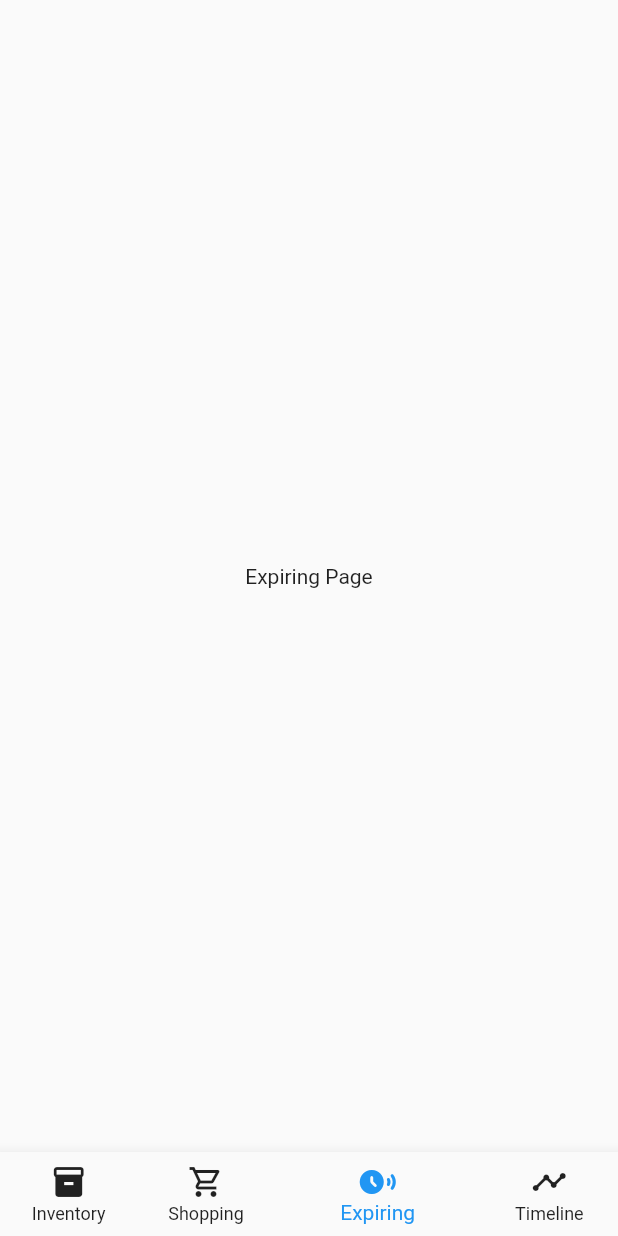
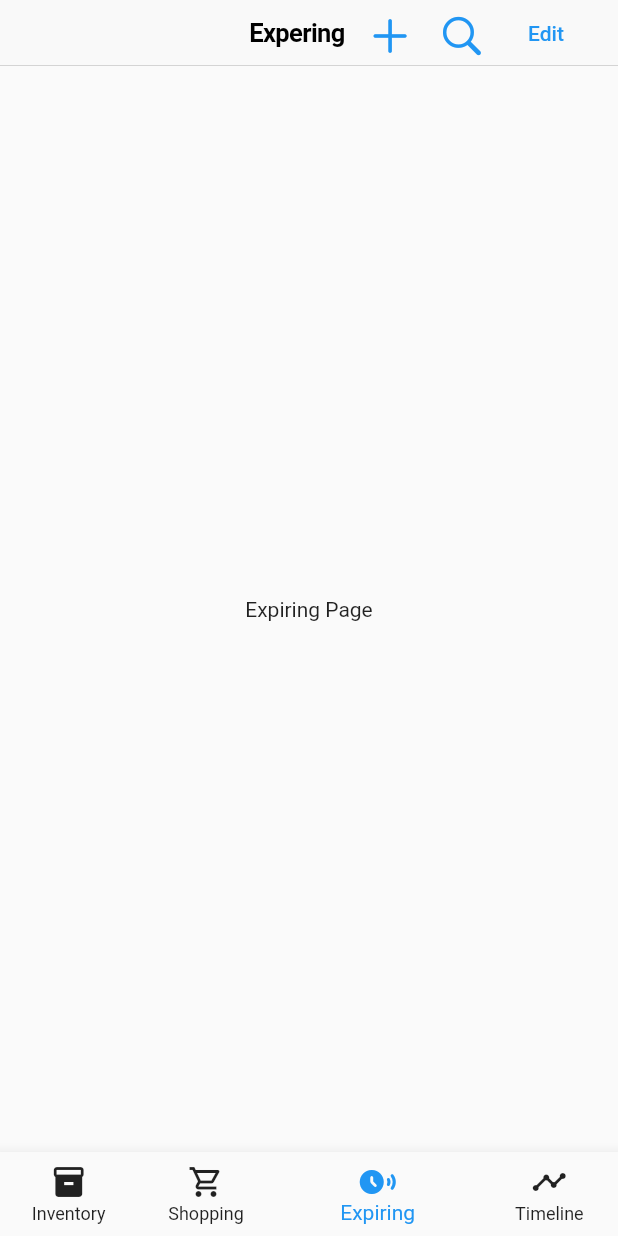
Before and after one commit to askabdulhaseeb/Pantry-Check, a Flutter app: the screen it shows after launch, item 3 of the bottom bar chosen, on a phone screen of 412 x 824 dp. Run offline on Flutter 3.47's test engine with Material 2 defaults, Android fonts, the phone set to English and light mode, and no system bars.

Commit message:
add custom app bar

```diff
--- a/lib/screens/selectable_navigation_screen/selectable_navigation_screen.dart
+++ b/lib/screens/selectable_navigation_screen/selectable_navigation_screen.dart
@@ -1,8 +1,10 @@
+import 'package:flutter/cupertino.dart';
 import 'package:flutter/material.dart';
 import 'package:pantrycheck/screens/pages/expiring_page/expiring_page.dart';
 import 'package:pantrycheck/screens/pages/inventory_page/intentory_page.dart';
 import 'package:pantrycheck/screens/pages/shopping_page/shopping_page.dart';
 import 'package:pantrycheck/screens/pages/timeline_page/timeline_page.dart';
+import 'package:pantrycheck/screens/widgets/custom_appbar.dart';
 import 'bottom_navigation_bar_widget.dart';
 
 class SelectableNavigationScreen extends StatefulWidget {
@@ -31,7 +33,16 @@ class _SelectableNavigationScreenState
   @override
   Widget build(BuildContext context) {
     return Scaffold(
-      // appBar: homeAppBar(context),
+      appBar: customAppbar(
+        context,
+        (_selectedIndex == 0)
+            ? 'Inventory'
+            : (_selectedIndex == 1)
+                ? 'Shopping'
+                : (_selectedIndex == 2)
+                    ? 'Expering'
+                    : 'Timeline',
+      ),
       bottomNavigationBar: BottomNavigationBarWidget(onTab: _onItemTapped),
       body: Center(
         child: _widgetOptions.elementAt(_selectedIndex),
--- /dev/null
+++ b/lib/screens/widgets/custom_appbar.dart
@@ -0,0 +1,30 @@
+import 'package:flutter/cupertino.dart';
+import 'package:flutter/material.dart';
+
+CupertinoNavigationBar customAppbar(BuildContext context, String? title) {
+  return CupertinoNavigationBar(
+    middle: (title == null) ? Text('') : Text(title),
+    automaticallyImplyMiddle: true,
+    trailing: Row(
+      mainAxisAlignment: MainAxisAlignment.end,
+      mainAxisSize: MainAxisSize.min,
+      children: [
+        IconButton(
+          onPressed: () {},
+          icon: Icon(
+            CupertinoIcons.add,
+            color: Theme.of(context).primaryColor,
+          ),
+        ),
+        IconButton(
+          onPressed: () {},
+          icon: Icon(
+            CupertinoIcons.search,
+            color: Theme.of(context).primaryColor,
+          ),
+        ),
+        TextButton(onPressed: () {}, child: Text('Edit')),
+      ],
+    ),
+  );
+}
```
